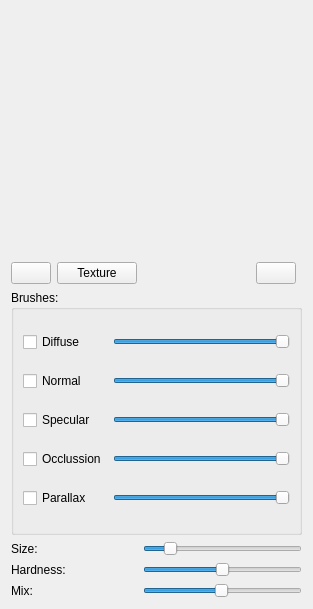
First picture: the form in texturebrushgui.ui, repository azagaya/LaigterTextureBrushPlugin, before the edit.
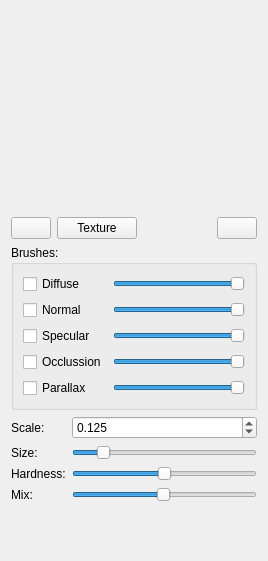
Second picture: the form after the edit. Icons and pictures are not drawn.

Commit message: Added scale spinbox

Diff of the .ui file:
```diff
--- a/texturebrushgui.ui
+++ b/texturebrushgui.ui
@@ -6,25 +6,39 @@
    <rect>
     <x>0</x>
     <y>0</y>
-    <width>313</width>
-    <height>609</height>
+    <width>262</width>
+    <height>561</height>
    </rect>
   </property>
   <property name="windowTitle">
    <string>Form</string>
   </property>
   <layout class="QGridLayout" name="gridLayout">
-   <item row="1" column="4">
-    <widget class="QPushButton" name="buttonEraser">
+   <item row="0" column="0" colspan="3">
+    <widget class="QLabel" name="imageLabel">
+     <property name="sizePolicy">
+      <sizepolicy hsizetype="Minimum" vsizetype="Preferred">
+       <horstretch>0</horstretch>
+       <verstretch>0</verstretch>
+      </sizepolicy>
+     </property>
+     <property name="minimumSize">
+      <size>
+       <width>200</width>
+       <height>200</height>
+      </size>
+     </property>
+     <property name="maximumSize">
+      <size>
+       <width>10000</width>
+       <height>10000</height>
+      </size>
+     </property>
      <property name="text">
       <string/>
      </property>
-     <property name="icon">
-      <iconset resource="icons.qrc">
-       <normaloff>:/eraser-icon.png</normaloff>:/eraser-icon.png</iconset>
-     </property>
-     <property name="checkable">
-      <bool>true</bool>
+     <property name="alignment">
+      <set>Qt::AlignCenter</set>
      </property>
     </widget>
    </item>
@@ -42,37 +56,41 @@
      </property>
     </widget>
    </item>
-   <item row="3" column="0">
-    <widget class="QLabel" name="label">
+   <item row="1" column="1">
+    <widget class="QPushButton" name="pushButton">
      <property name="text">
-      <string>Size:</string>
+      <string>Texture</string>
      </property>
     </widget>
    </item>
-   <item row="4" column="0" colspan="2">
-    <widget class="QLabel" name="label_2">
-     <property name="text">
-      <string>Hardness:</string>
-     </property>
-    </widget>
-   </item>
-   <item row="4" column="2" colspan="4">
-    <widget class="QSlider" name="hardnessSlider">
-     <property name="minimum">
-      <number>0</number>
-     </property>
-     <property name="maximum">
-      <number>100</number>
-     </property>
-     <property name="value">
-      <number>50</number>
-     </property>
+   <item row="1" column="2">
+    <spacer name="horizontalSpacer">
      <property name="orientation">
       <enum>Qt::Horizontal</enum>
      </property>
+     <property name="sizeHint" stdset="0">
+      <size>
+       <width>68</width>
+       <height>20</height>
+      </size>
+     </property>
+    </spacer>
+   </item>
+   <item row="1" column="3">
+    <widget class="QPushButton" name="buttonEraser">
+     <property name="text">
+      <string/>
+     </property>
+     <property name="icon">
+      <iconset resource="icons.qrc">
+       <normaloff>:/eraser-icon.png</normaloff>:/eraser-icon.png</iconset>
+     </property>
+     <property name="checkable">
+      <bool>true</bool>
+     </property>
     </widget>
    </item>
-   <item row="2" column="0" colspan="6">
+   <item row="2" column="0" colspan="4">
     <widget class="QGroupBox" name="groupBox">
      <property name="title">
       <string>Brushes:</string>
@@ -202,42 +220,45 @@
      </layout>
     </widget>
    </item>
-   <item row="5" column="0">
-    <widget class="QLabel" name="label_3">
+   <item row="3" column="0" colspan="4">
+    <layout class="QFormLayout" name="formLayout">
+     <item row="0" column="0">
+      <widget class="QLabel" name="label_4">
      <property name="text">
-      <string>Mix:</string>
+        <string>Scale:</string>
      </property>
     </widget>
    </item>
-   <item row="0" column="0" colspan="6">
-    <widget class="QLabel" name="imageLabel">
+     <item row="0" column="1">
+      <widget class="QDoubleSpinBox" name="scaleSpinBox">
      <property name="sizePolicy">
-      <sizepolicy hsizetype="Minimum" vsizetype="Preferred">
+        <sizepolicy hsizetype="Expanding" vsizetype="Fixed">
        <horstretch>0</horstretch>
        <verstretch>0</verstretch>
       </sizepolicy>
      </property>
-     <property name="minimumSize">
-      <size>
-       <width>200</width>
-       <height>200</height>
-      </size>
-     </property>
-     <property name="maximumSize">
-      <size>
-       <width>10000</width>
-       <height>10000</height>
-      </size>
-     </property>
+       <property name="decimals">
+        <number>3</number>
+       </property>
+       <property name="minimum">
+        <double>0.001000000000000</double>
+       </property>
+       <property name="maximum">
+        <double>2.000000000000000</double>
+       </property>
+       <property name="value">
+        <double>0.125000000000000</double>
+       </property>
+      </widget>
+     </item>
+     <item row="1" column="0">
+      <widget class="QLabel" name="label">
      <property name="text">
-      <string/>
-     </property>
-     <property name="alignment">
-      <set>Qt::AlignCenter</set>
+        <string>Size:</string>
      </property>
     </widget>
    </item>
-   <item row="3" column="2" colspan="4">
+     <item row="1" column="1">
     <widget class="QSlider" name="sizeSlider">
      <property name="minimum">
       <number>1</number>
@@ -253,7 +274,37 @@
      </property>
     </widget>
    </item>
-   <item row="5" column="2" colspan="4">
+     <item row="2" column="0">
+      <widget class="QLabel" name="label_2">
+       <property name="text">
+        <string>Hardness:</string>
+       </property>
+      </widget>
+     </item>
+     <item row="2" column="1">
+      <widget class="QSlider" name="hardnessSlider">
+       <property name="minimum">
+        <number>0</number>
+       </property>
+       <property name="maximum">
+        <number>100</number>
+       </property>
+       <property name="value">
+        <number>50</number>
+       </property>
+       <property name="orientation">
+        <enum>Qt::Horizontal</enum>
+       </property>
+      </widget>
+     </item>
+     <item row="3" column="0">
+      <widget class="QLabel" name="label_3">
+       <property name="text">
+        <string>Mix:</string>
+       </property>
+      </widget>
+     </item>
+     <item row="3" column="1">
     <widget class="QSlider" name="mixSlider">
      <property name="minimum">
       <number>1</number>
@@ -269,25 +320,7 @@
      </property>
     </widget>
    </item>
-   <item row="1" column="3">
-    <spacer name="horizontalSpacer">
-     <property name="orientation">
-      <enum>Qt::Horizontal</enum>
-     </property>
-     <property name="sizeHint" stdset="0">
-      <size>
-       <width>68</width>
-       <height>20</height>
-      </size>
-     </property>
-    </spacer>
-   </item>
-   <item row="1" column="1">
-    <widget class="QPushButton" name="pushButton">
-     <property name="text">
-      <string>Texture</string>
-     </property>
-    </widget>
+    </layout>
    </item>
   </layout>
  </widget>
```
Lines whose indentation alone changed are shown as unchanged. The commit also changes 4 other files.
